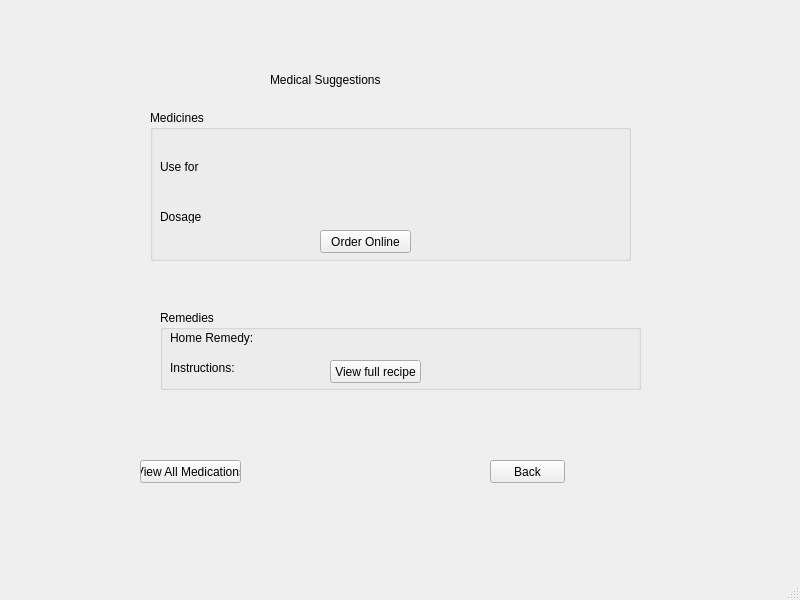
This is Screens/medication_suggestions.ui in Ghulam-Mustafa08291/IlajNow as Qt 5 draws it before an edit. The edited form follows.
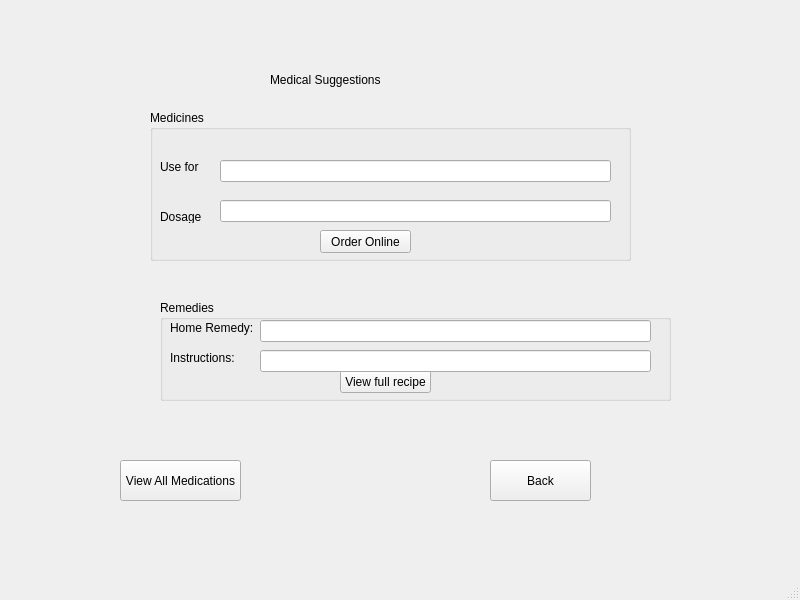
This is the edited form.

Commit message: dummy data SQL added

```diff
--- a/Screens/medication_suggestions.ui
+++ b/Screens/medication_suggestions.ui
@@ -78,14 +78,34 @@
       <string>Dosage</string>
      </property>
     </widget>
+    <widget class="QLineEdit" name="lineEdit">
+     <property name="geometry">
+      <rect>
+       <x>70</x>
+       <y>50</y>
+       <width>391</width>
+       <height>22</height>
+      </rect>
+     </property>
+    </widget>
+    <widget class="QLineEdit" name="lineEdit_2">
+     <property name="geometry">
+      <rect>
+       <x>70</x>
+       <y>90</y>
+       <width>391</width>
+       <height>22</height>
+      </rect>
+     </property>
+    </widget>
    </widget>
    <widget class="QGroupBox" name="groupBox_2">
     <property name="geometry">
      <rect>
       <x>160</x>
-      <y>310</y>
-      <width>481</width>
-      <height>80</height>
+      <y>300</y>
+      <width>511</width>
+      <height>101</height>
      </rect>
     </property>
     <property name="title">
@@ -94,8 +114,8 @@
     <widget class="QPushButton" name="pushButton_2">
      <property name="geometry">
       <rect>
-       <x>170</x>
-       <y>50</y>
+       <x>180</x>
+       <y>70</y>
        <width>91</width>
        <height>23</height>
       </rect>
@@ -130,14 +150,34 @@
       <string>Instructions:</string>
      </property>
     </widget>
+    <widget class="QLineEdit" name="lineEdit_3">
+     <property name="geometry">
+      <rect>
+       <x>100</x>
+       <y>20</y>
+       <width>391</width>
+       <height>22</height>
+      </rect>
+     </property>
+    </widget>
+    <widget class="QLineEdit" name="lineEdit_4">
+     <property name="geometry">
+      <rect>
+       <x>100</x>
+       <y>50</y>
+       <width>391</width>
+       <height>22</height>
+      </rect>
+     </property>
+    </widget>
    </widget>
    <widget class="QPushButton" name="pushButton_3">
     <property name="geometry">
      <rect>
-      <x>140</x>
+      <x>120</x>
       <y>460</y>
-      <width>101</width>
-      <height>23</height>
+      <width>121</width>
+      <height>41</height>
      </rect>
     </property>
     <property name="text">
@@ -149,8 +189,8 @@
      <rect>
       <x>490</x>
       <y>460</y>
-      <width>75</width>
-      <height>23</height>
+      <width>101</width>
+      <height>41</height>
      </rect>
     </property>
     <property name="text">
```
Left out of the diff: 2 changed lines with no effect on the pictures. The commit also changes 2 other files.
